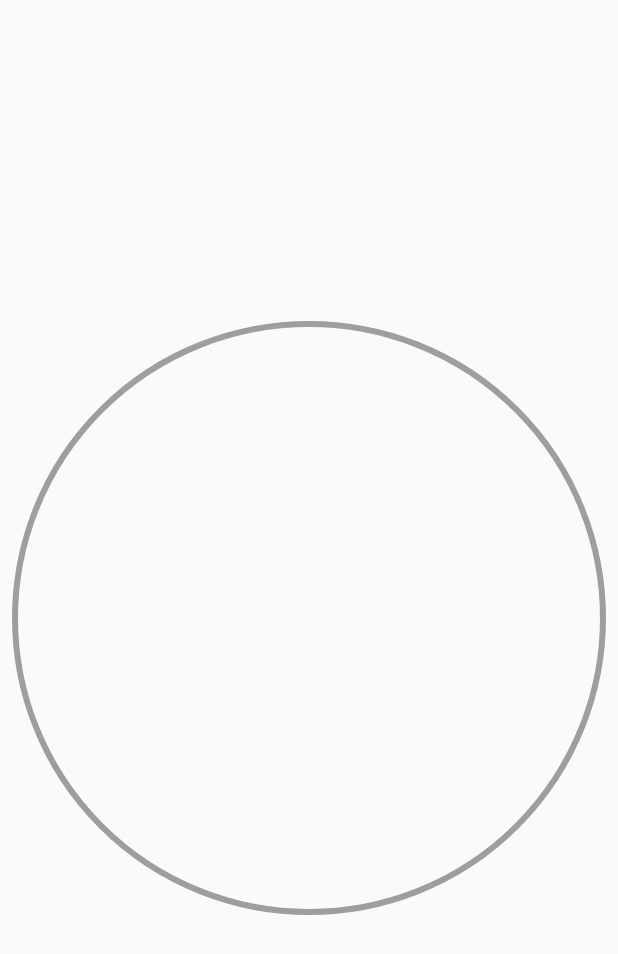
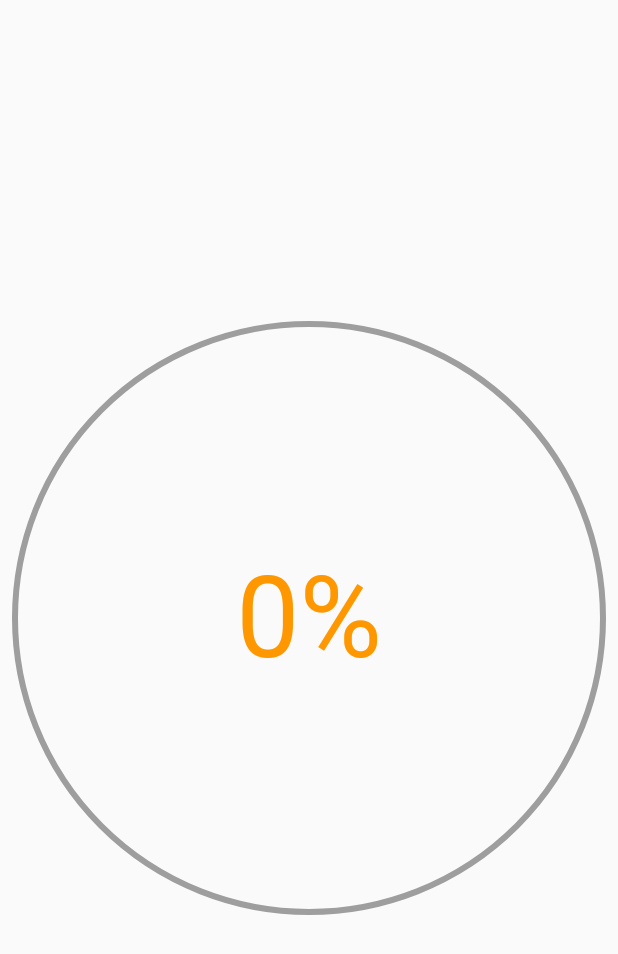
Before and after one commit to RicardReyesF/tank_monitor, a Flutter app: the screen it shows after launch, on a phone screen of 412 x 824 dp. Shown: the top 954 px of the screen. Run offline on Flutter 3.47's test engine with Material 2 defaults, Android fonts, the phone set to English and light mode, and no system bars; our stand-ins replace firebase_database; accounts and stored records are empty.

Commit message:
Porcentaje

```diff
--- a/lib/src/widgets/radial_progress.dart
+++ b/lib/src/widgets/radial_progress.dart
@@ -34,7 +34,6 @@ class _RadialPageState extends State<RadialPage> with SingleTickerProviderStateM
   }
   @override
   Widget build(BuildContext context) {
-
     controller.forward(from: 0.0);
     final difereciaAnimar= widget.porcentaje -porcentajeAnterior;
     porcentajeAnterior= widget.porcentaje;
@@ -48,7 +47,10 @@ class _RadialPageState extends State<RadialPage> with SingleTickerProviderStateM
       width: double.infinity,
       child: CustomPaint(
       painter: _RadialPaint((widget.porcentaje-difereciaAnimar) + (difereciaAnimar * controller.value)),
+      child: Center(
 
+        child: Text((((widget.porcentaje)/180)*100).round().toString() + "%",style: TextStyle(color: Colors.orange,fontSize: 75.0),),
+      )
       )
     );
   }
```
